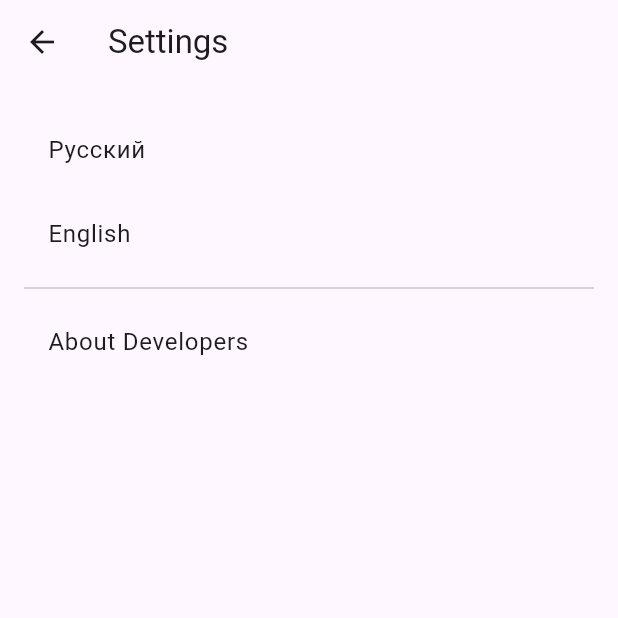
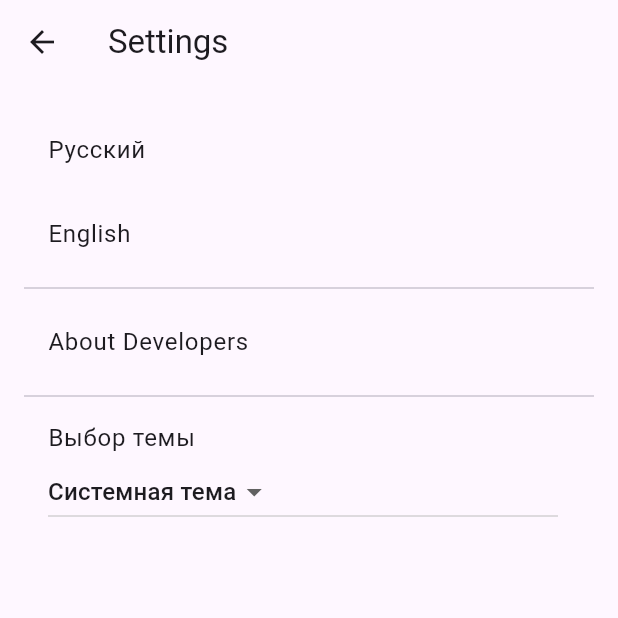
Before and after one commit to Stulk3/Flutter-University-Course, a Flutter app: the screen it shows after launch, after a tap on the "settings" icon, on a phone screen of 412 x 824 dp, the top half of it. Run offline on Flutter 3.47's test engine with Material 3 defaults, Android fonts, the phone set to English and light mode, and no system bars; our stand-ins replace flip_card, flutter_dotenv; network calls fail.

Commit message:
ADD: Theme selector

```diff
--- a/lib/main.dart
+++ b/lib/main.dart
@@ -24,16 +24,28 @@ class MyApp extends StatefulWidget {
     state?.changeLocale(newLocale);
   }
 
+  static void setTheme(BuildContext context, ThemeMode newThemeMode) {
+    final _MyAppState? state = context.findAncestorStateOfType<_MyAppState>();
+    state?.changeTheme(newThemeMode);
+  }
+
   @override
   State<MyApp> createState() => _MyAppState();
 }
 
 class _MyAppState extends State<MyApp> {
   Locale? _locale;
+  ThemeMode _themeMode = ThemeMode.system;
 
   void changeLocale(Locale locale) {
     setState(() {
       _locale = locale;
+    });
+  }
+
+  void changeTheme(ThemeMode themeMode) {
+    setState(() {
+      _themeMode = themeMode;
     });
   }
 
@@ -51,7 +63,7 @@ class _MyAppState extends State<MyApp> {
         brightness: Brightness.dark,
         cardTheme: const CardThemeData(elevation: 4, margin: EdgeInsets.all(8)),
       ),
-      themeMode: ThemeMode.system,
+      themeMode: _themeMode,
       locale: _locale,
       supportedLocales: const [
         Locale('en', 'US'),
--- a/lib/screens/settings_screen.dart
+++ b/lib/screens/settings_screen.dart
@@ -1,9 +1,16 @@
 import 'package:flutter/material.dart';
 import '../l10n/app_localizations.dart';
-import 'package:news_app/main.dart'; // Import the file where MyApp is defined
+import '../main.dart'; // Import the file where MyApp is defined
 
-class SettingsScreen extends StatelessWidget {
+class SettingsScreen extends StatefulWidget {
   const SettingsScreen({super.key});
+
+  @override
+  State<SettingsScreen> createState() => _SettingsScreenState();
+}
+
+class _SettingsScreenState extends State<SettingsScreen> {
+  ThemeMode _selectedThemeMode = ThemeMode.system;
 
   @override
   Widget build(BuildContext context) {
@@ -33,6 +40,35 @@ class SettingsScreen extends StatelessWidget {
               Navigator.pushNamed(context, '/about');
             },
           ),
+          const Divider(),
+          ListTile(
+            title: const Text('Выбор темы'),
+            subtitle: DropdownButton<ThemeMode>(
+              value: _selectedThemeMode,
+              items: const [
+                DropdownMenuItem(
+                  value: ThemeMode.light,
+                  child: Text('Светлая тема'),
+                ),
+                DropdownMenuItem(
+                  value: ThemeMode.dark,
+                  child: Text('Темная тема'),
+                ),
+                DropdownMenuItem(
+                  value: ThemeMode.system,
+                  child: Text('Системная тема'),
+                ),
+              ],
+              onChanged: (ThemeMode? newThemeMode) {
+                if (newThemeMode != null) {
+                  setState(() {
+                    _selectedThemeMode = newThemeMode;
+                  });
+                  _changeTheme(context, newThemeMode);
+                }
+              },
+            ),
+          ),
         ],
       ),
     );
@@ -42,4 +78,8 @@ class SettingsScreen extends StatelessWidget {
     MyApp.setLocale(context, locale); // Обновляем локаль приложения
     Navigator.pop(context); // Возвращаемся на предыдущий экран
   }
+
+  void _changeTheme(BuildContext context, ThemeMode themeMode) {
+    MyApp.setTheme(context, themeMode); // Обновляем тему приложения
+  }
 }
```
Also changed, not shown: 1 other file.
